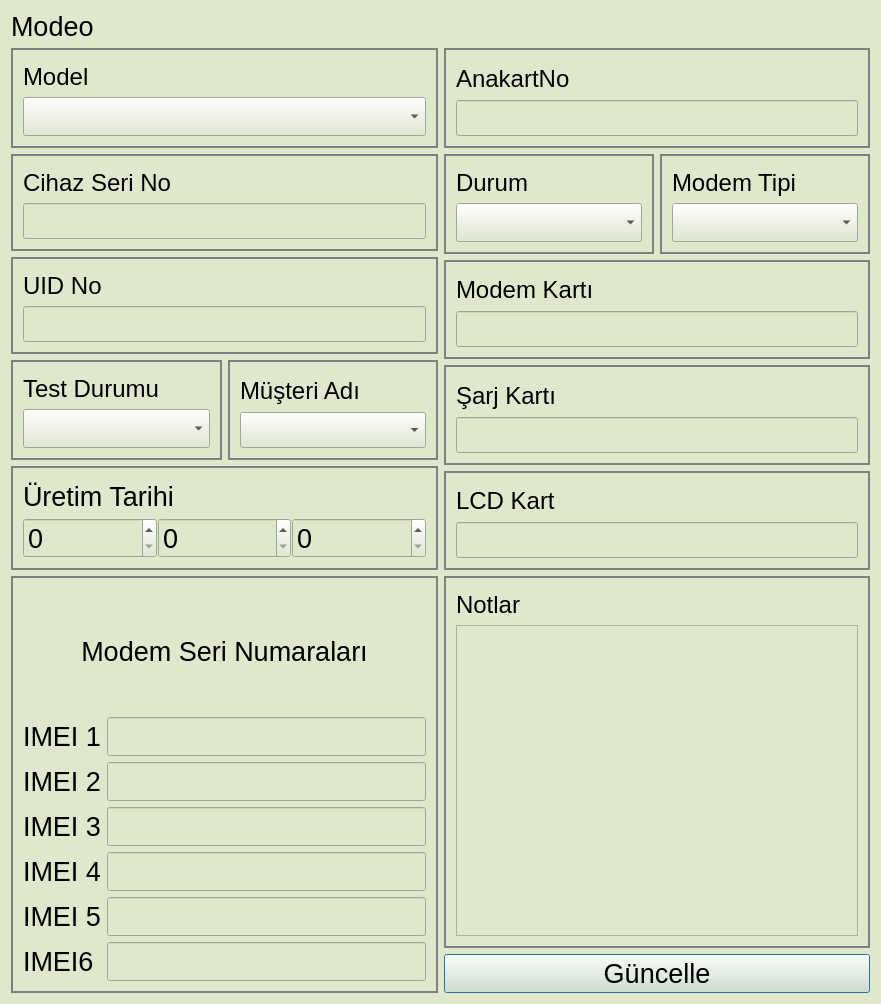
Old version of the form src/informationdialog.ui in the repository yunusemrecinar/QT5-cihaz-kimlik-teknik-servis.
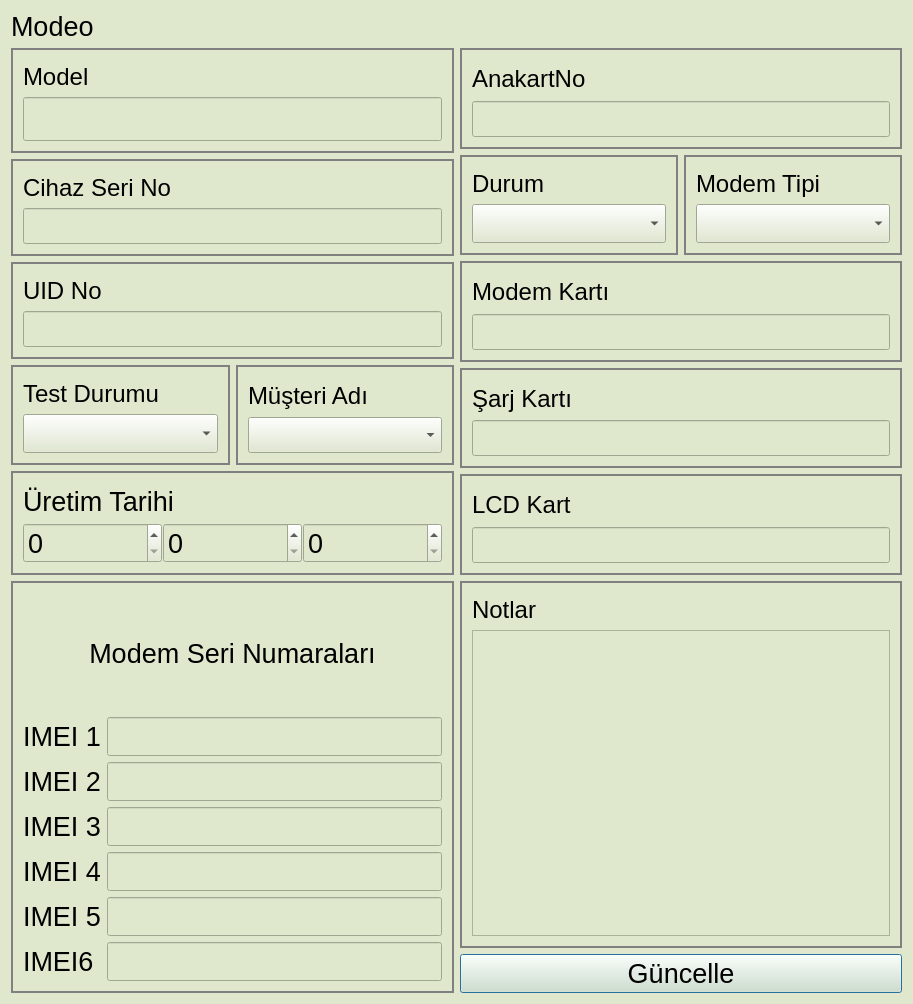
New version of the form.

Diff of the .ui file:
```diff
--- a/src/informationdialog.ui
+++ b/src/informationdialog.ui
@@ -6,7 +6,7 @@
    <rect>
     <x>0</x>
     <y>0</y>
-    <width>881</width>
+    <width>913</width>
     <height>1004</height>
    </rect>
   </property>
@@ -80,18 +80,16 @@
              </widget>
             </item>
             <item>
-             <widget class="QComboBox" name="model_1">
-              <property name="sizePolicy">
-               <sizepolicy hsizetype="Preferred" vsizetype="Fixed">
-                <horstretch>0</horstretch>
-                <verstretch>0</verstretch>
-               </sizepolicy>
-              </property>
+             <widget class="QLineEdit" name="model_1">
               <property name="font">
                <font>
-                <pointsize>20</pointsize>
+                <pointsize>24</pointsize>
+                <bold>true</bold>
                </font>
               </property>
+              <property name="readOnly">
+               <bool>true</bool>
+              </property>
              </widget>
             </item>
            </layout>
```
